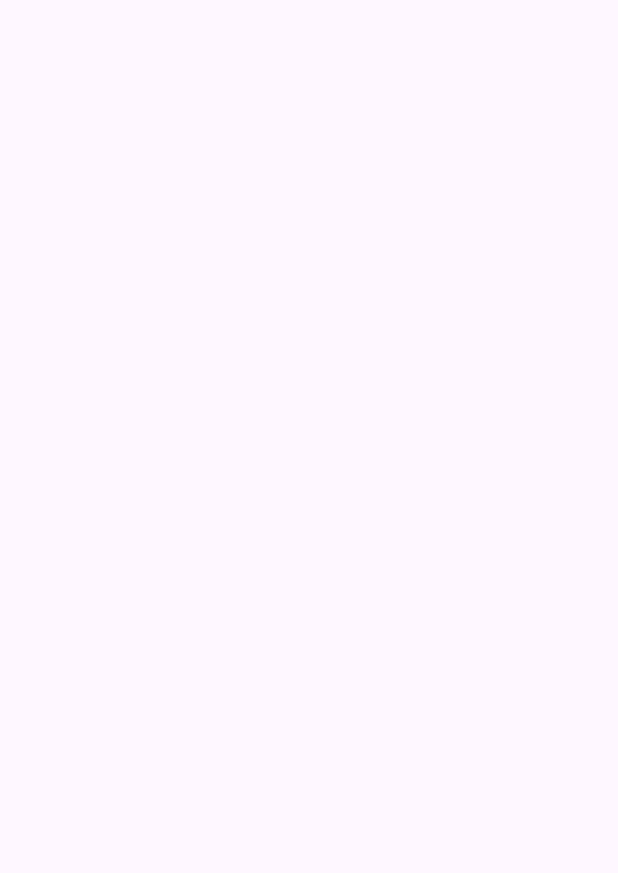
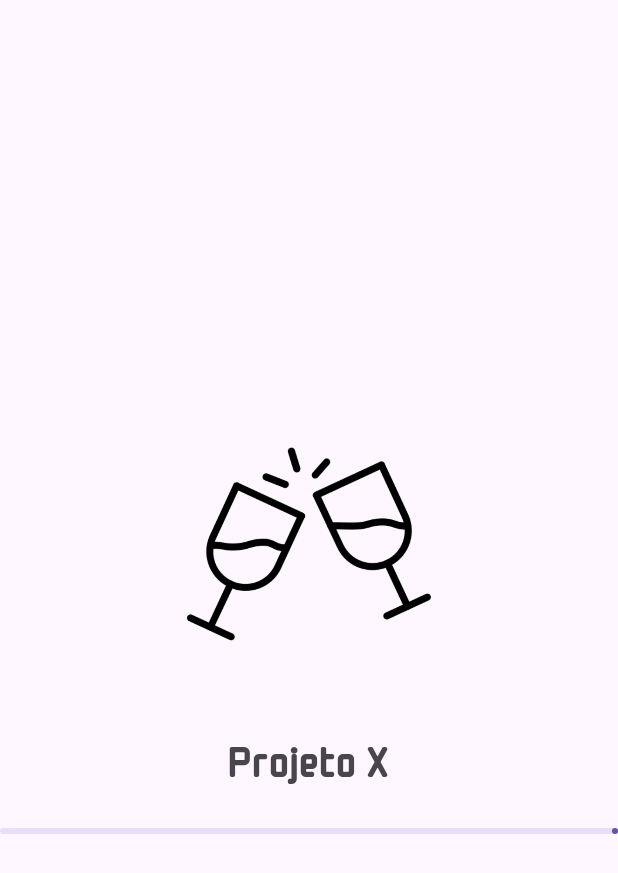
Before and after one commit to nauanDev2/ProjetoX, an Android app: the SplashActivity screen opened directly, with no data from a screen before it, on a phone screen of 412 x 824 dp. Before the commit the part shown is empty. Shown: the top 873 px of the screen. Run offline under Robolectric (Android 15) with nearby library versions, the phone set to English and light mode, and no system bars.

Commit message:
projeto x

```diff
--- a/app/src/main/AndroidManifest.xml
+++ b/app/src/main/AndroidManifest.xml
@@ -29,9 +29,6 @@
             android:exported="false" />
         <activity
             android:name=".SplashActivity"
-            android:exported="false" />
-        <activity
-            android:name=".MainActivity"
             android:exported="true">
             <intent-filter>
                 <action android:name="android.intent.action.MAIN" />
@@ -39,6 +36,10 @@
                 <category android:name="android.intent.category.LAUNCHER" />
             </intent-filter>
         </activity>
+        <activity
+            android:name=".MainActivity"
+            android:exported="true" />
+
     </application>
 
 </manifest>
--- a/app/src/main/java/br/com/etecia/myapp/SplashActivity.java
+++ b/app/src/main/java/br/com/etecia/myapp/SplashActivity.java
@@ -1,6 +1,8 @@
 package br.com.etecia.myapp;
 
+import android.content.Intent;
 import android.os.Bundle;
+import android.os.Handler;
 
 import androidx.activity.EdgeToEdge;
 import androidx.appcompat.app.AppCompatActivity;
@@ -20,5 +22,12 @@ public class SplashActivity extends AppCompatActivity {
             v.setPadding(systemBars.left, systemBars.top, systemBars.right, systemBars.bottom);
             return insets;
         });
+
+        new Handler().postDelayed(new Runnable() {
+            @Override
+            public void run() {
+                startActivity(new Intent(getApplicationContext(), LoginActivity.class));
+            }
+        }, 3000);
     }
 }
--- a/app/src/main/res/layout/splash_layout.xml
+++ b/app/src/main/res/layout/splash_layout.xml
@@ -1,10 +1,34 @@
 <?xml version="1.0" encoding="utf-8"?>
-<androidx.constraintlayout.widget.ConstraintLayout xmlns:android="http://schemas.android.com/apk/res/android"
+<LinearLayout xmlns:android="http://schemas.android.com/apk/res/android"
     xmlns:app="http://schemas.android.com/apk/res-auto"
     xmlns:tools="http://schemas.android.com/tools"
     android:id="@+id/main"
     android:layout_width="match_parent"
     android:layout_height="match_parent"
+    android:gravity="center_vertical"
+    android:orientation="vertical"
     tools:context=".SplashActivity">
 
-</androidx.constraintlayout.widget.ConstraintLayout>
+    <ImageView
+        android:layout_width="200dp"
+        android:layout_height="200dp"
+        android:layout_gravity="center_horizontal"
+        android:src="@drawable/icone" />
+
+    <TextView
+        android:fontFamily="@font/font"
+        android:layout_width="wrap_content"
+        android:layout_height="wrap_content"
+        android:layout_gravity="center_horizontal"
+        android:layout_margin="20sp"
+        android:text="Projeto X"
+        android:textSize="30dp"/>
+
+    <com.google.android.material.progressindicator.LinearProgressIndicator
+        android:layout_width="match_parent"
+        android:layout_height="match_parent"
+        android:layout_marginTop="5dp"
+        android:layout_marginBottom="5dp"
+        />
+
+</LinearLayout>
--- a/app/src/main/res/values/strings.xml
+++ b/app/src/main/res/values/strings.xml
@@ -1,3 +1,3 @@
 <resources>
-    <string name="app_name">MyApp</string>
+    <string name="app_name">Projeto X</string>
 </resources>
```
Also changed, not shown: app/src/main/res/drawable/icone.png (added), app/src/main/res/font/font.ttf (added).
